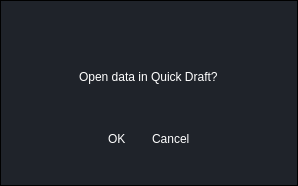
Qt form ui/dialogs/open_quick_draft.ui (elian-olbz/mlbb-drafting-and-simulation-tools) before a commit.
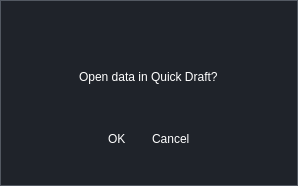
The same form after that commit. Icons and pictures are not drawn.

What changed in the file:
```diff
--- a/ui/dialogs/open_quick_draft.ui
+++ b/ui/dialogs/open_quick_draft.ui
@@ -13,6 +13,11 @@
   <property name="windowTitle">
    <string>Dialog</string>
   </property>
+  <property name="styleSheet">
+   <string notr="true">border:1px solid; 
+border-color:rgb(83, 89, 98);
+</string>
+  </property>
   <layout class="QVBoxLayout" name="verticalLayout">
    <property name="spacing">
     <number>0</number>
```
Left out of the diff: 4 changed lines with no effect on the pictures.
